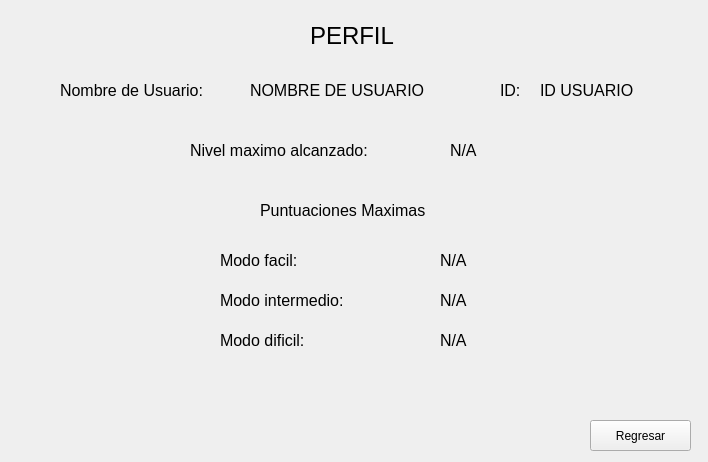
Qt form Minesweeper/frmperfilusuario.ui (WeaselSSH/Minesweeper) before a commit.
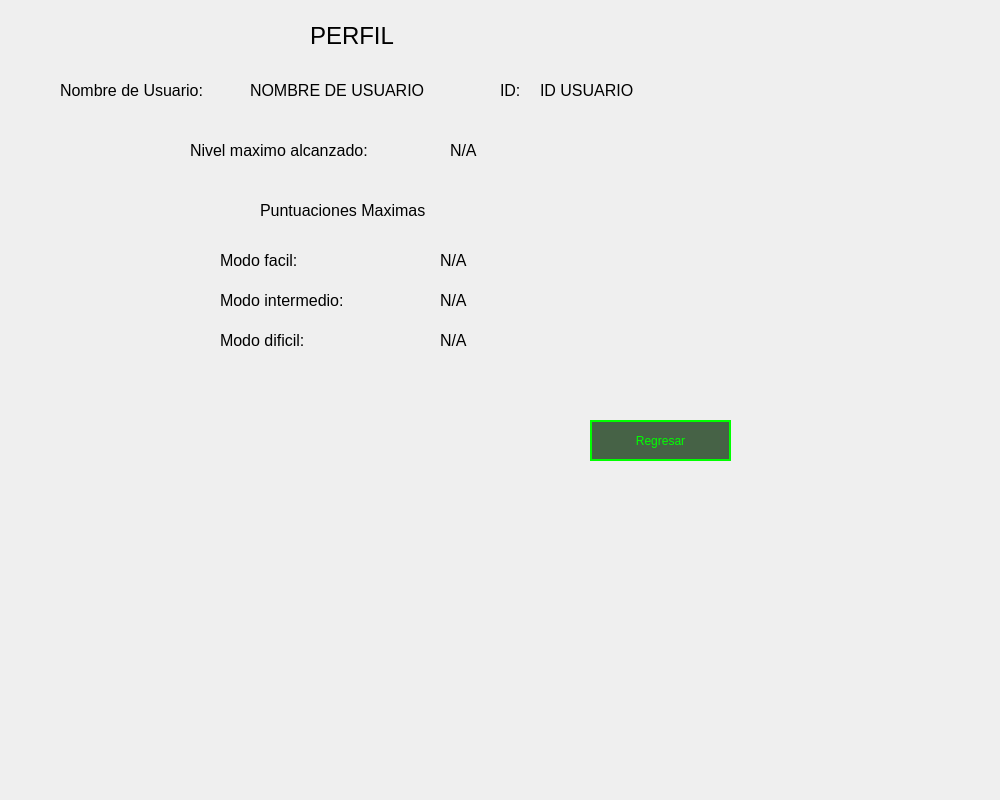
The same form after that commit.

Diff of the .ui file:
```diff
--- a/Minesweeper/frmperfilusuario.ui
+++ b/Minesweeper/frmperfilusuario.ui
@@ -6,13 +6,39 @@
    <rect>
     <x>0</x>
     <y>0</y>
-    <width>708</width>
-    <height>462</height>
+    <width>1000</width>
+    <height>800</height>
    </rect>
   </property>
   <property name="windowTitle">
    <string>Form</string>
   </property>
+  <property name="styleSheet">
+   <string notr="true">QPushButton {
+    background-color: rgba(0, 40, 0, 180);
+    border: 2px solid #00FF00;             
+    color: #00FF00;                       
+    font-family: 'Press Start 2P';
+	font-style:Bold;         
+    padding: 10px;
+    text-transform: uppercase;
+}
+
+
+QPushButton:hover {
+    background-color: #004400;
+    border-color: #55FF55;                
+    color: #55FF55;
+  
+    box-shadow: 0 0 10px #00FF00; 
+}
+
+
+QPushButton:pressed {
+    background-color: #00FF00;
+    color: #050A05;                     
+}</string>
+  </property>
   <widget class="QLabel" name="label">
    <property name="geometry">
     <rect>
@@ -234,8 +260,8 @@
     <rect>
      <x>590</x>
      <y>420</y>
-     <width>101</width>
-     <height>31</height>
+     <width>141</width>
+     <height>41</height>
     </rect>
    </property>
    <property name="text">
```
